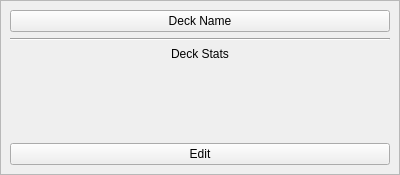
Above: deck.ui from Szybet/sanki before the change. Below: the same form after it.
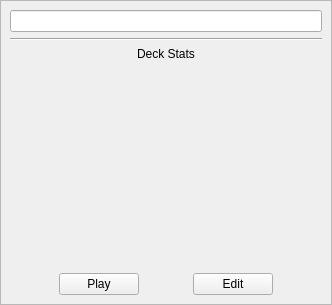
That is the form after the change.

Commit message: front page deck improvment

```diff
--- a/deck.ui
+++ b/deck.ui
@@ -2,18 +2,33 @@
 <ui version="4.0">
  <class>MainQwidget</class>
  <widget class="QWidget" name="MainQwidget">
+  <property name="enabled">
+   <bool>true</bool>
+  </property>
   <property name="geometry">
    <rect>
     <x>0</x>
     <y>0</y>
-    <width>400</width>
-    <height>175</height>
+    <width>332</width>
+    <height>305</height>
    </rect>
   </property>
+  <property name="sizePolicy">
+   <sizepolicy hsizetype="Minimum" vsizetype="Minimum">
+    <horstretch>0</horstretch>
+    <verstretch>0</verstretch>
+   </sizepolicy>
+  </property>
   <property name="windowTitle">
    <string>Form</string>
   </property>
-  <layout class="QGridLayout" name="gridLayout_3">
+  <layout class="QVBoxLayout" name="verticalLayout_2">
+   <property name="spacing">
+    <number>0</number>
+   </property>
+   <property name="sizeConstraint">
+    <enum>QLayout::SetMaximumSize</enum>
+   </property>
    <property name="leftMargin">
     <number>0</number>
    </property>
@@ -26,10 +41,7 @@
    <property name="bottomMargin">
     <number>0</number>
    </property>
-   <property name="spacing">
-    <number>0</number>
-   </property>
-   <item row="0" column="0">
+   <item>
     <widget class="QFrame" name="frame">
      <property name="frameShape">
       <enum>QFrame::StyledPanel</enum>
@@ -38,10 +50,58 @@
       <enum>QFrame::Raised</enum>
      </property>
      <layout class="QGridLayout" name="gridLayout">
-      <item row="0" column="0">
-       <layout class="QGridLayout" name="gridLayout_2">
-        <item row="2" column="0">
-         <widget class="QLabel" name="CardNumberLabel">
+      <item row="2" column="0">
+       <layout class="QVBoxLayout" name="verticalLayout">
+        <item>
+         <layout class="QHBoxLayout" name="horizontalLayout">
+          <property name="sizeConstraint">
+           <enum>QLayout::SetMinimumSize</enum>
+          </property>
+          <item>
+           <widget class="QLineEdit" name="deck">
+            <property name="sizePolicy">
+             <sizepolicy hsizetype="Minimum" vsizetype="Minimum">
+              <horstretch>0</horstretch>
+              <verstretch>0</verstretch>
+             </sizepolicy>
+            </property>
+            <property name="mouseTracking">
+             <bool>false</bool>
+            </property>
+            <property name="tabletTracking">
+             <bool>true</bool>
+            </property>
+            <property name="alignment">
+             <set>Qt::AlignCenter</set>
+            </property>
+            <property name="readOnly">
+             <bool>true</bool>
+            </property>
+            <property name="placeholderText">
+             <string extracomment="nmjuhybgvfcdxser"/>
+            </property>
+            <property name="cursorMoveStyle">
+             <enum>Qt::VisualMoveStyle</enum>
+            </property>
+           </widget>
+          </item>
+         </layout>
+        </item>
+        <item>
+         <widget class="Line" name="line">
+          <property name="sizePolicy">
+           <sizepolicy hsizetype="Minimum" vsizetype="Maximum">
+            <horstretch>0</horstretch>
+            <verstretch>0</verstretch>
+           </sizepolicy>
+          </property>
+          <property name="orientation">
+           <enum>Qt::Horizontal</enum>
+          </property>
+         </widget>
+        </item>
+        <item>
+         <widget class="QLabel" name="LabelStats">
           <property name="layoutDirection">
            <enum>Qt::LeftToRight</enum>
           </property>
@@ -53,14 +113,7 @@
           </property>
          </widget>
         </item>
-        <item row="1" column="0">
-         <widget class="Line" name="line">
-          <property name="orientation">
-           <enum>Qt::Horizontal</enum>
-          </property>
-         </widget>
-        </item>
-        <item row="5" column="0">
+        <item>
          <spacer name="verticalSpacer">
           <property name="orientation">
            <enum>Qt::Vertical</enum>
@@ -68,30 +121,73 @@
           <property name="sizeHint" stdset="0">
            <size>
             <width>20</width>
-            <height>40</height>
+            <height>20</height>
            </size>
           </property>
          </spacer>
         </item>
-        <item row="0" column="0">
-         <widget class="QPushButton" name="ButtonDeckNamePlay">
-          <property name="sizePolicy">
-           <sizepolicy hsizetype="Minimum" vsizetype="Minimum">
-            <horstretch>0</horstretch>
-            <verstretch>0</verstretch>
-           </sizepolicy>
-          </property>
-          <property name="text">
-           <string>Deck Name</string>
-          </property>
-         </widget>
-        </item>
-        <item row="6" column="0">
-         <widget class="QPushButton" name="ButtonEditDeck">
-          <property name="text">
-           <string>Edit</string>
-          </property>
-         </widget>
+        <item>
+         <layout class="QHBoxLayout" name="horizontalLayout_2">
+          <item>
+           <spacer name="horizontalSpacer_3">
+            <property name="orientation">
+             <enum>Qt::Horizontal</enum>
+            </property>
+            <property name="sizeType">
+             <enum>QSizePolicy::MinimumExpanding</enum>
+            </property>
+            <property name="sizeHint" stdset="0">
+             <size>
+              <width>20</width>
+              <height>20</height>
+             </size>
+            </property>
+           </spacer>
+          </item>
+          <item>
+           <widget class="QPushButton" name="ButtonDeckPlay">
+            <property name="text">
+             <string>Play</string>
+            </property>
+           </widget>
+          </item>
+          <item>
+           <spacer name="horizontalSpacer_5">
+            <property name="orientation">
+             <enum>Qt::Horizontal</enum>
+            </property>
+            <property name="sizeHint" stdset="0">
+             <size>
+              <width>20</width>
+              <height>20</height>
+             </size>
+            </property>
+           </spacer>
+          </item>
+          <item>
+           <widget class="QPushButton" name="ButtonEditDeck">
+            <property name="text">
+             <string>Edit</string>
+            </property>
+           </widget>
+          </item>
+          <item>
+           <spacer name="horizontalSpacer_4">
+            <property name="orientation">
+             <enum>Qt::Horizontal</enum>
+            </property>
+            <property name="sizeType">
+             <enum>QSizePolicy::MinimumExpanding</enum>
+            </property>
+            <property name="sizeHint" stdset="0">
+             <size>
+              <width>20</width>
+              <height>20</height>
+             </size>
+            </property>
+           </spacer>
+          </item>
+         </layout>
         </item>
        </layout>
       </item>
```
The commit also changes 32 other files.
